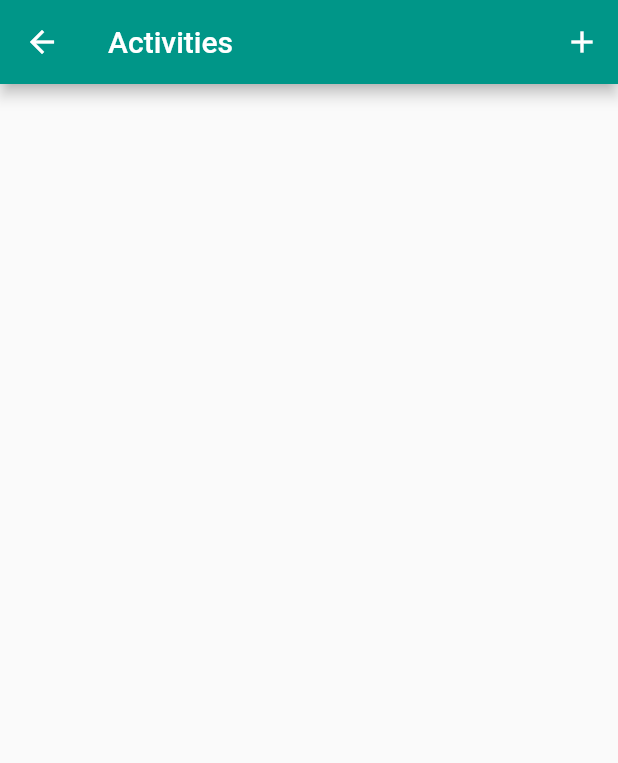
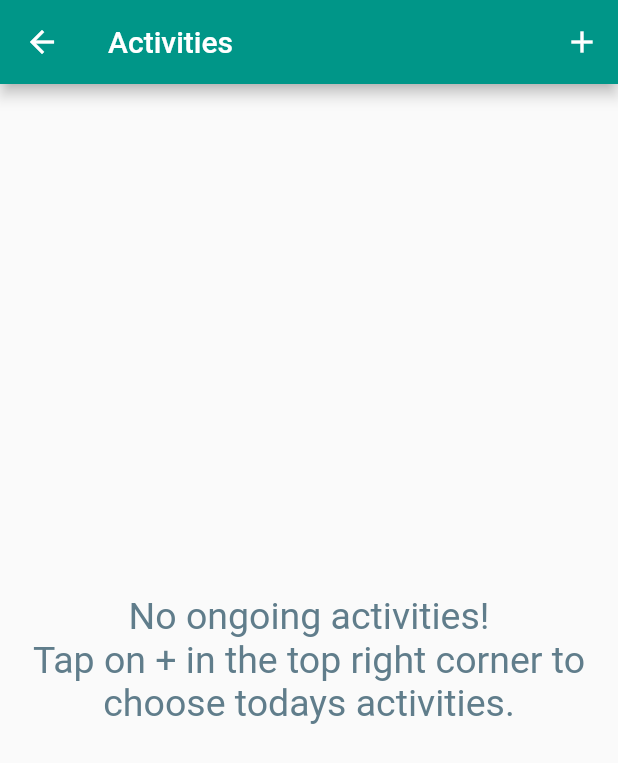
Before and after one commit to elduwa/hci-app, a Flutter app: the ActivitiesPage screen opened directly, on a phone screen of 412 x 824 dp. Shown: the top 763 px of the screen. Run offline on Flutter 3.47's test engine with Material 2 defaults, Android fonts, the light colour scheme and no system bars; our stand-ins replace flutter_vector_icons, pie_chart, table_calendar; missing offline and left inert: custom_navigator.

Commit message:
add default message to activities page

```diff
--- a/lib/activities_page.dart
+++ b/lib/activities_page.dart
@@ -31,6 +31,21 @@ class _ActivitiesPageState extends State<ActivitiesPage> {
   }
 
   Widget _buildActivityList() {
+    if (_chosenActivities.isEmpty) {
+      return Padding(
+        padding: const EdgeInsets.all(16.0),
+        child: Center(
+          child: Text(
+            'No ongoing activities!\nTap on + in the top right corner to choose todays activities.',
+            style: TextStyle(
+              color: Colors.blueGrey,
+              fontSize: 25.0,
+            ),
+            textAlign: TextAlign.center,
+          ),
+        ),
+      );
+    } else {
       final Iterable<ListTile> tiles = _chosenActivities.map((activity) {
         return ListTile(
           title: Text(activity.name),
@@ -58,6 +73,7 @@ class _ActivitiesPageState extends State<ActivitiesPage> {
         children: divided,
       );
     }
+  }
 
   void _goToChooseActivity(BuildContext context) {
     final result = Navigator.push(
--- a/lib/single_activity.dart
+++ b/lib/single_activity.dart
@@ -38,6 +38,7 @@ class SingleActivityPage extends StatelessWidget {
               ),
               Divider(
                 height: 10.0,
+                thickness: 1.0,
               ),
               for (var p in activity.participants)
                 Card(
```
Lines whose indentation alone changed are shown as unchanged.
